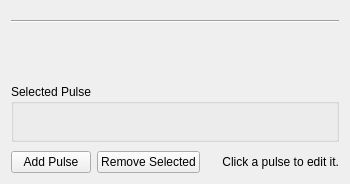
Old version of the form frcpredict/ui/input/pulse/pulse_scheme_w.ui in the repository Bodeeen/Resolution_prediction_software.
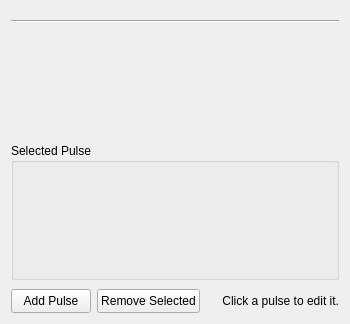
New version of the form. Custom widgets are drawn as their Qt base class.

Diff of the .ui file:
```diff
--- a/frcpredict/ui/input/pulse/pulse_scheme_w.ui
+++ b/frcpredict/ui/input/pulse/pulse_scheme_w.ui
@@ -7,7 +7,7 @@
     <x>0</x>
     <y>0</y>
     <width>350</width>
-    <height>184</height>
+    <height>324</height>
    </rect>
   </property>
   <property name="windowTitle">
@@ -76,6 +76,12 @@
         </property>
         <item>
          <widget class="QPushButton" name="btnAddPulse">
+          <property name="minimumSize">
+           <size>
+            <width>0</width>
+            <height>24</height>
+           </size>
+          </property>
           <property name="text">
            <string>Add Pulse</string>
           </property>
@@ -83,6 +89,12 @@
         </item>
         <item>
          <widget class="QPushButton" name="btnRemovePulse">
+          <property name="minimumSize">
+           <size>
+            <width>0</width>
+            <height>24</height>
+           </size>
+          </property>
           <property name="text">
            <string>Remove Selected</string>
           </property>
```
Left out of the diff: 4 changed lines with no effect on the pictures.
